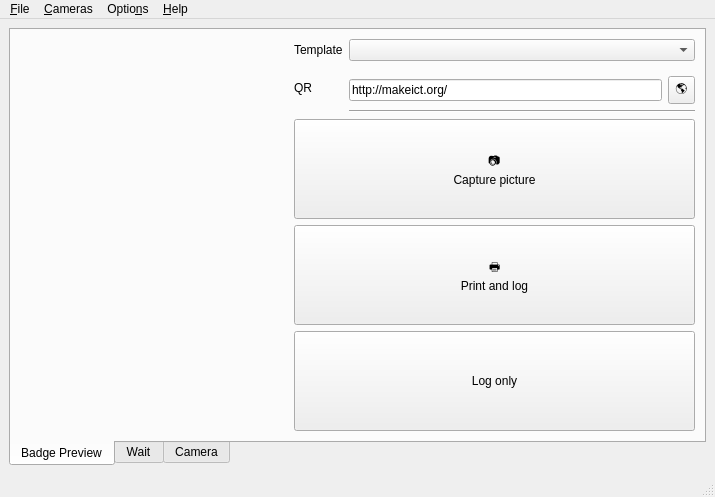
This is badge-printer/MainWindow.ui in MakeICT/badge-printer as Qt 5 draws it before an edit. The edited form follows.
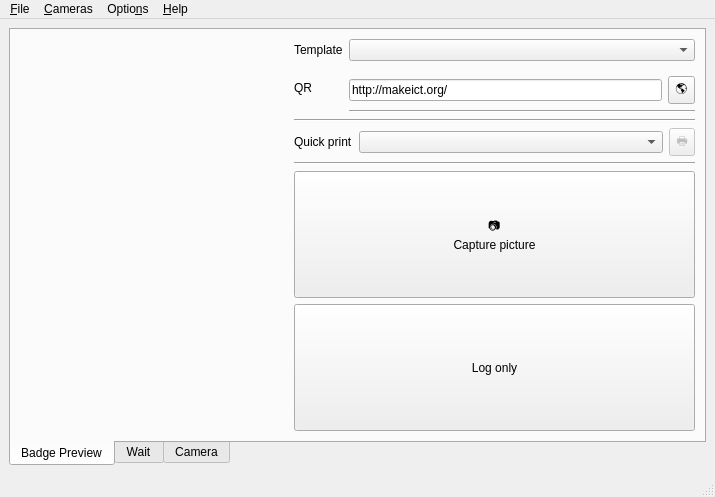
This is the edited form. Icons and pictures are not drawn. Custom widgets are drawn as their Qt base class.

Commit message: quick print workflow

Diff of the .ui file:
```diff
--- a/badge-printer/MainWindow.ui
+++ b/badge-printer/MainWindow.ui
@@ -126,6 +126,44 @@
             </item>
            </layout>
           </item>
+          <item>
+           <widget class="Line" name="line">
+            <property name="orientation">
+             <enum>Qt::Horizontal</enum>
+            </property>
+           </widget>
+          </item>
+          <item>
+           <layout class="QHBoxLayout" name="horizontalLayout_3" stretch="0,1,0">
+            <item>
+             <widget class="QLabel" name="label">
+              <property name="text">
+               <string>Quick print</string>
+              </property>
+             </widget>
+            </item>
+            <item>
+             <widget class="QComboBox" name="quickPrintSelector"/>
+            </item>
+            <item>
+             <widget class="QToolButton" name="quickPrint">
+              <property name="enabled">
+               <bool>false</bool>
+              </property>
+              <property name="text">
+               <string>🖶</string>
+              </property>
+             </widget>
+            </item>
+           </layout>
+          </item>
+          <item>
+           <widget class="Line" name="line_3">
+            <property name="orientation">
+             <enum>Qt::Horizontal</enum>
+            </property>
+           </widget>
+          </item>
           <item>
            <widget class="QPushButton" name="captureButton">
             <property name="sizePolicy">
@@ -140,20 +178,6 @@
             </property>
            </widget>
           </item>
-          <item>
-           <widget class="QPushButton" name="printButton">
-            <property name="sizePolicy">
-             <sizepolicy hsizetype="Minimum" vsizetype="Expanding">
-              <horstretch>0</horstretch>
-              <verstretch>0</verstretch>
-             </sizepolicy>
-            </property>
-            <property name="text">
-             <string>🖶
-Print and log</string>
-            </property>
-           </widget>
-          </item>
           <item>
            <widget class="QPushButton" name="logButton">
             <property name="sizePolicy">
```
Left out of the diff: 39 changed lines with no effect on the pictures. The commit also changes 2 other files.
